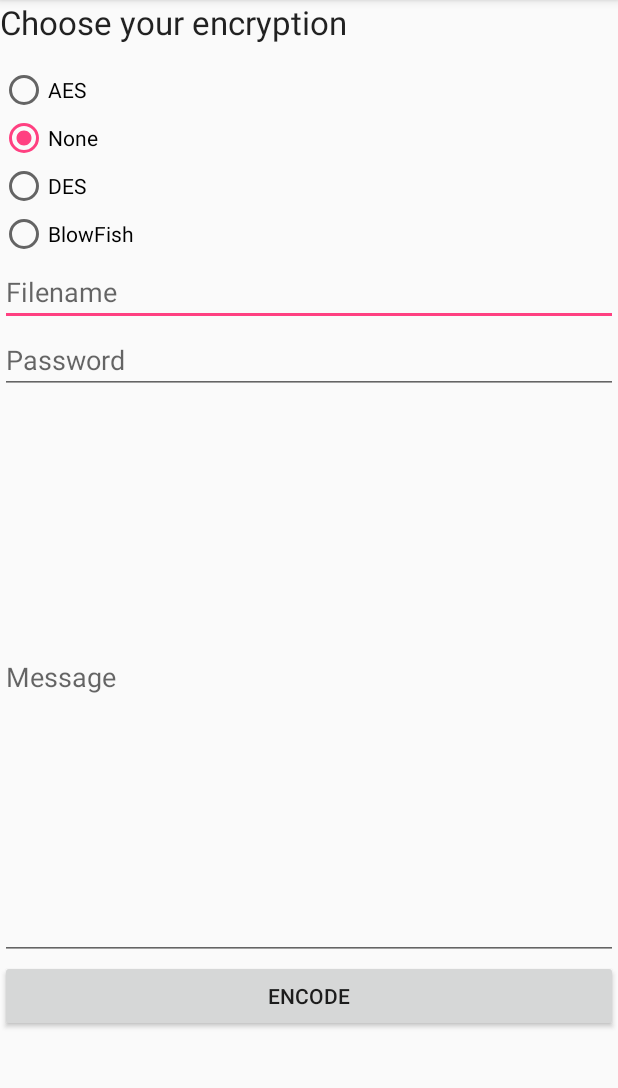
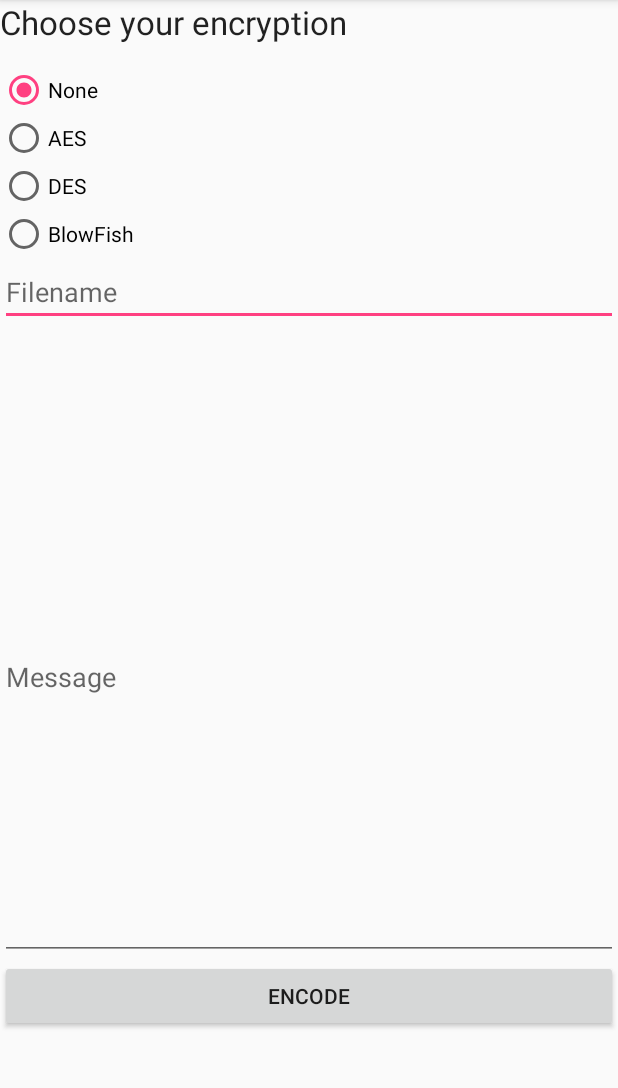
Before and after one commit to Spaqin/img-steganography-android, an Android app: the fragment EncodeFragment2 shown on its own in the app's theme, on a phone screen of 412 x 824 dp, the part 84-1172 px from its top. Run offline under Robolectric (Android 15) with nearby library versions, the phone set to English and light mode, and no system bars.

Commit message:
Small changes in UI.

```diff
--- a/app/src/main/res/layout/fragment_encode_fragment2.xml
+++ b/app/src/main/res/layout/fragment_encode_fragment2.xml
@@ -1,6 +1,7 @@
 <FrameLayout xmlns:android="http://schemas.android.com/apk/res/android"
     xmlns:tools="http://schemas.android.com/tools" android:layout_width="match_parent"
-    android:layout_height="match_parent" tools:context="com.example.wngud.stegano.EncodeFragment2">
+    android:layout_height="match_parent" tools:context="com.example.wngud.stegano.EncodeFragment2"
+    android:visibility="visible">
 
     <!-- TODO: Update blank fragment layout -->
 
@@ -26,7 +27,13 @@
             android:layout_alignParentTop="true"
             android:layout_alignParentStart="true"
             android:layout_alignParentEnd="true">
-
+            <RadioButton
+                android:layout_width="wrap_content"
+                android:layout_height="wrap_content"
+                android:text="@string/no_encryption"
+                android:id="@+id/noneRadio"
+                android:onClick="onClickNoEncryption"
+                android:checked="true" />
             <RadioButton
                 android:layout_width="wrap_content"
                 android:layout_height="wrap_content"
@@ -35,13 +42,7 @@
                 android:checked="false"
                 android:onClick="onClickAES" />
 
-            <RadioButton
-                android:layout_width="wrap_content"
-                android:layout_height="wrap_content"
-                android:text="@string/no_encryption"
-                android:id="@+id/noneRadio"
-                android:onClick="onClickNoEncryption"
-                android:checked="true" />
+
 
             <RadioButton
                 android:layout_width="wrap_content"
@@ -81,14 +82,15 @@
             android:id="@+id/passwdField"
             android:layout_below="@+id/filenameField"
             android:layout_alignParentEnd="true"
-            android:layout_alignParentStart="true" />
+            android:layout_alignParentStart="true"
+            android:visibility="invisible" />
 
         <EditText
             android:layout_width="wrap_content"
             android:layout_height="wrap_content"
             android:inputType="textMultiLine"
             android:ems="10"
-            android:id="@+id/editText6"
+            android:id="@+id/messageField"
             android:hint="@string/hint_message"
             android:layout_alignParentStart="true"
             android:layout_alignParentEnd="true"
```
Also changed, not shown: 1 other file.
